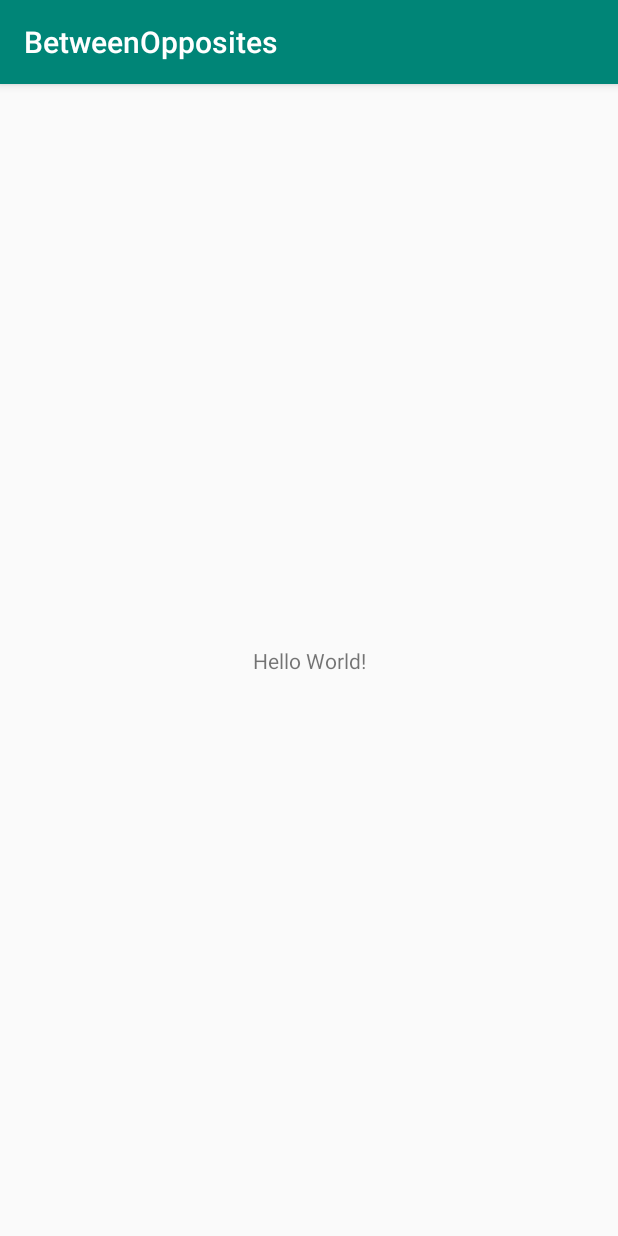
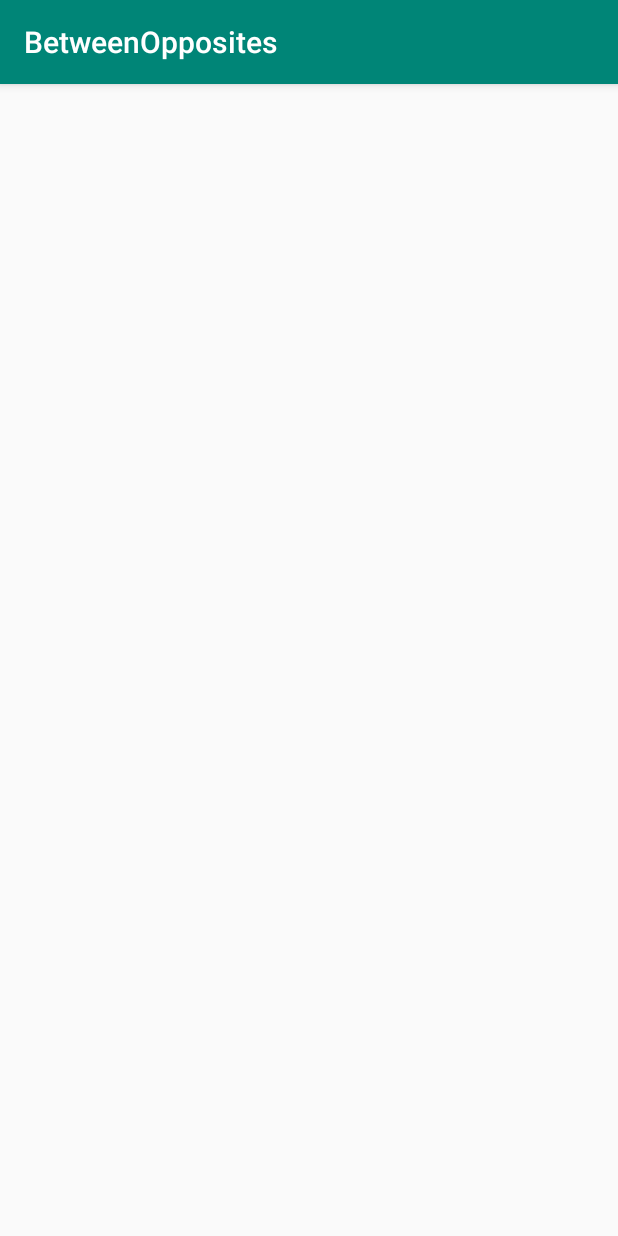
Before and after one commit to davidFernandez99/BetweenOpposites, an Android app: the screen it shows after launch (MainActivity), on a phone screen of 412 x 824 dp. Run offline under Robolectric (Android 15) with nearby library versions, the phone set to English and light mode, and no system bars.

Commit message:
Remove predefined layout and set MainActivity layout as LinearLayout

```diff
--- a/app/src/main/res/layout/activity_main.xml
+++ b/app/src/main/res/layout/activity_main.xml
@@ -1,19 +1,8 @@
 <?xml version="1.0" encoding="utf-8"?>
-<android.support.constraint.ConstraintLayout
-        xmlns:android="http://schemas.android.com/apk/res/android"
-        xmlns:tools="http://schemas.android.com/tools"
-        xmlns:app="http://schemas.android.com/apk/res-auto"
-        android:layout_width="match_parent"
-        android:layout_height="match_parent"
-        tools:context=".MainActivity">
-
-    <TextView
-            android:layout_width="wrap_content"
-            android:layout_height="wrap_content"
-            android:text="Hello World!"
-            app:layout_constraintBottom_toBottomOf="parent"
-            app:layout_constraintLeft_toLeftOf="parent"
-            app:layout_constraintRight_toRightOf="parent"
-            app:layout_constraintTop_toTopOf="parent"/>
-
-</android.support.constraint.ConstraintLayout>
+<LinearLayout xmlns:android="http://schemas.android.com/apk/res/android"
+              android:layout_width="match_parent"
+              android:layout_height="match_parent"
+              android:paddingLeft="16dp"
+              android:paddingRight="16dp"
+              android:orientation="vertical">
+</LinearLayout>
```
